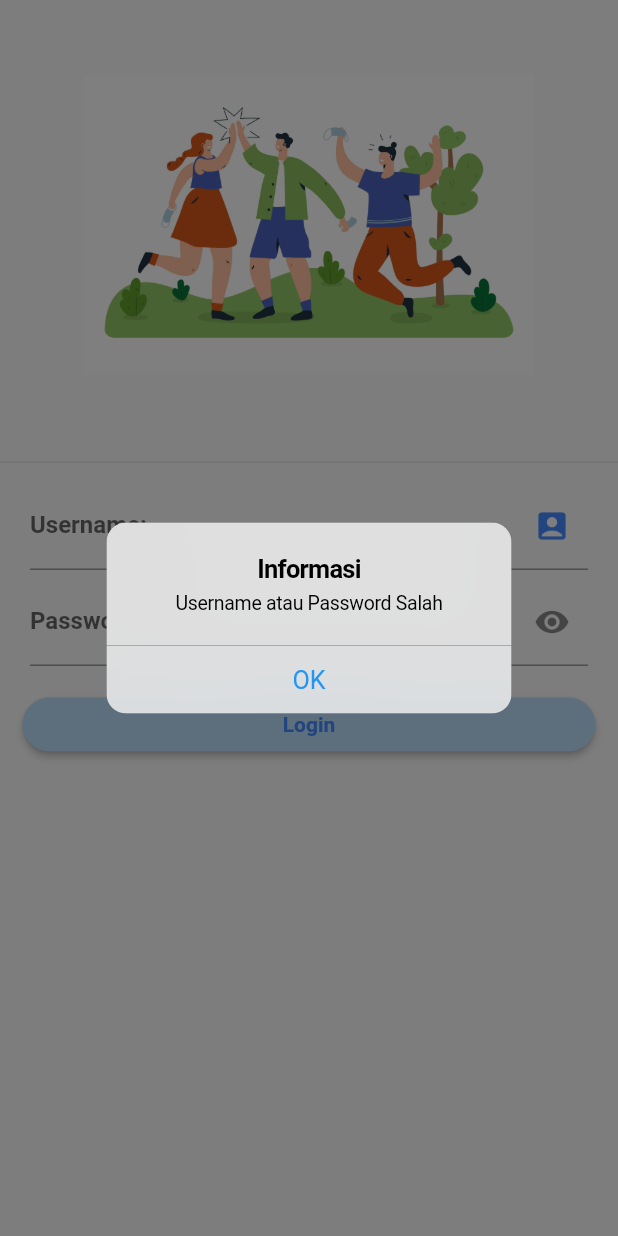
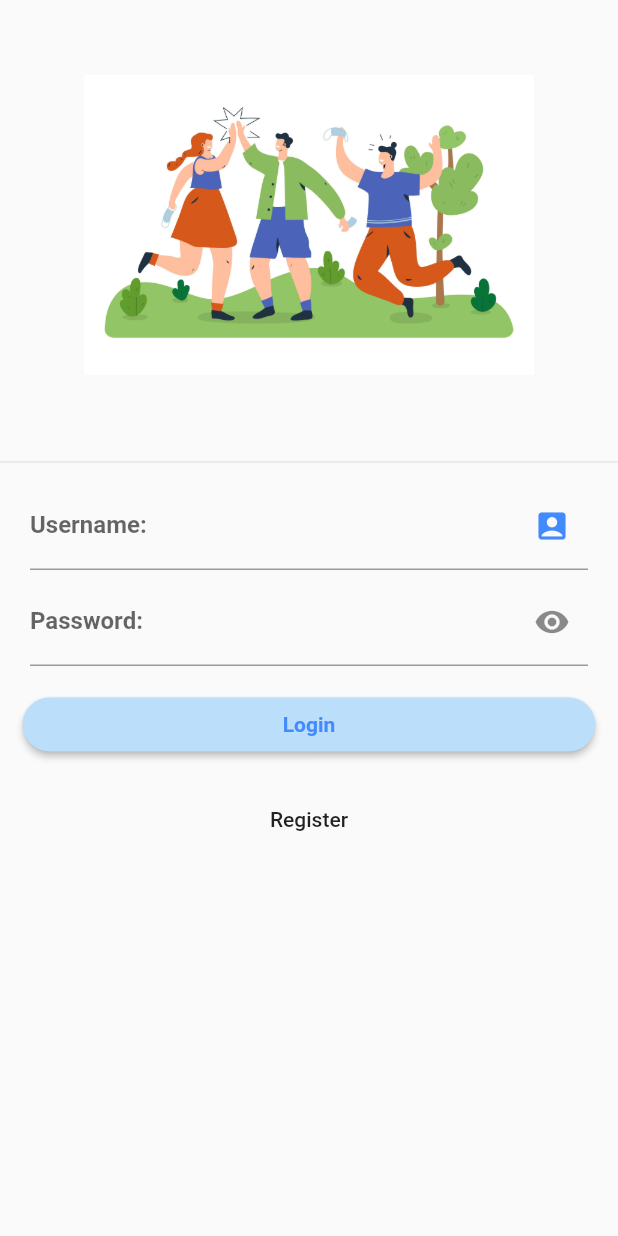
Before and after one commit to Trisnayudha/Breaking_News_Mobile, a Flutter app: the screen it shows after launch, after a tap on "Login", on a phone screen of 412 x 824 dp. Run offline on Flutter 3.47's test engine with Material 2 defaults, Android fonts, the phone set to English and light mode, and no system bars; our stand-ins replace curved_navigation_bar, firebase_auth, google_fonts; accounts and stored records are empty.

Commit message:
Crud Pertama, Pembuatan Authenticate

```diff
--- /dev/null
+++ b/lib/authenticate/authenticate.dart
@@ -0,0 +1,24 @@
+import 'package:flutter/material.dart';
+import 'package:project_uas/authenticate/register.dart';
+
+import 'package:project_uas/authenticate/sign_in.dart';
+
+class Authenticate extends StatefulWidget {
+  @override
+  _AuthenticateState createState() => _AuthenticateState();
+}
+
+class _AuthenticateState extends State<Authenticate> {
+  bool showSignIn = true;
+  void toggleView(){
+    setState(()=> showSignIn = !showSignIn);
+  }
+  @override
+  Widget build(BuildContext context) {
+    if(showSignIn){
+      return SignIn(toggleView: toggleView);
+    }else{
+      return Register(toggleView: toggleView);
+    }
+  }
+}
--- a/lib/login.dart
+++ b/lib/authenticate/register.dart
@@ -1,21 +1,22 @@
-import 'package:flutter/cupertino.dart';
 import 'package:flutter/material.dart';
+import 'package:project_uas/service/auth.dart';
 
-import 'dashboard.dart';
+class Register extends StatefulWidget {
 
-class FormLogin extends StatefulWidget {
+  final Function toggleView;
+  Register({this.toggleView});
   @override
-  _FormLoginState createState() => _FormLoginState();
+  _RegisterState createState() => _RegisterState();
 }
 
-class _FormLoginState extends State<FormLogin> {
+class _RegisterState extends State<Register> {
   bool _securText = true;
-  TextEditingController userController = new TextEditingController();
-  TextEditingController passController = new TextEditingController();
   final GlobalKey<FormState> _formKey = GlobalKey<FormState>();
   final globalKey = GlobalKey<ScaffoldState>();
+  final AuthService _auth = AuthService();
+  String username = '';
+  String password = '';
 
-  String user = '';
   @override
   Widget build(BuildContext context) {
     return Scaffold(
@@ -33,7 +34,6 @@ class _FormLoginState extends State<FormLogin> {
                   Padding(
                     padding: const EdgeInsets.fromLTRB(20, 5, 20, 0),
                     child: TextFormField(
-                      controller: userController,
                       decoration: InputDecoration(
                         hintText: "Username",
                         suffixIcon: Icon(
@@ -51,22 +51,14 @@ class _FormLoginState extends State<FormLogin> {
                           fontWeight: FontWeight.bold,
                         ),
                       ),
-                      validator: (String value) {
-                        if (value.isEmpty) {
-                          return "Email diperlukan";
-                        } else {
-                          return null;
-                        }
-                      },
-                      onChanged: (String value) {
-                        user = value;
+                      onChanged: (val) {
+                        setState(() => username = val);
                       },
                     ),
                   ),
                   Padding(
                     padding: const EdgeInsets.fromLTRB(20, 5, 20, 0),
                     child: TextFormField(
-                      controller: passController,
                       decoration: InputDecoration(
                         hintText: "Password",
                         suffixIcon: IconButton(
@@ -90,23 +82,17 @@ class _FormLoginState extends State<FormLogin> {
                         ),
                       ),
                       obscureText: _securText,
+                      onChanged: (val) {
+                        setState(() => password = val);
+                      },
                     ),
                   ),
                   Padding(
                     padding: const EdgeInsets.all(15.0),
                     child: RaisedButton(
-                      onPressed: () {
-                        if (userController.text == 'trisnayudha' &&
-                            passController.text == 'yudha ganteng') {
-                          Navigator.pushReplacement(
-                            context,
-                            MaterialPageRoute(
-                              builder: (context) => Dashboard(),
-                            ),
-                          );
-                        } else {
-                          showAlertDialogCupertino('Input!!!');
-                        }
+                      onPressed: () async {
+                        print(username);
+                        print(password);
                       },
                       color: Colors.blue[100],
                       shape: RoundedRectangleBorder(
@@ -121,7 +107,7 @@ class _FormLoginState extends State<FormLogin> {
                           ),
                           alignment: Alignment.center,
                           child: const Text(
-                            'Login',
+                            'Register',
                             textAlign: TextAlign.center,
                             style: TextStyle(
                               color: Colors.blueAccent,
@@ -131,32 +117,13 @@ class _FormLoginState extends State<FormLogin> {
                         ),
                       ),
                     ),
-                  )
+                  ),
+                   FlatButton(child: Text("Login"),
+                  onPressed: () {
+                    widget.toggleView();
+                  },),
                 ],
               ),
             )));
   }
-
-  showAlertDialogCupertino(text) {
-    showDialog(
-      context: context,
-      builder: (context) {
-        return CupertinoAlertDialog(
-          title: Text('Informasi'),
-          content: Text('Username atau Password Salah'),
-          actions: [
-            CupertinoDialogAction(
-              child: Text('OK'),
-              onPressed: () {
-                Navigator.pop(context);
-                print('Clicked No!');
-              },
-            ),
-          ],
-        );
-      },
-      barrierColor: Colors.black.withOpacity(0.5),
-      barrierDismissible: false,
-    );
-  }
 }
--- /dev/null
+++ b/lib/authenticate/sign_in.dart
@@ -0,0 +1,155 @@
+import 'package:flutter/cupertino.dart';
+import 'package:flutter/material.dart';
+import 'package:project_uas/service/auth.dart';
+
+class SignIn extends StatefulWidget {
+  final Function toggleView;
+  SignIn({this.toggleView});
+  @override
+  _SignInState createState() => _SignInState();
+}
+
+class _SignInState extends State<SignIn> {
+  bool _securText = true;
+
+  final GlobalKey<FormState> _formKey = GlobalKey<FormState>();
+  final globalKey = GlobalKey<ScaffoldState>();
+  final AuthService _auth = AuthService();
+
+  String username = '';
+  String password = '';
+
+  String user = '';
+  @override
+  Widget build(BuildContext context) {
+    return Scaffold(
+        body: Container(
+            key: _formKey,
+            child: SingleChildScrollView(
+              child: Column(
+                children: <Widget>[
+                  Image.asset(
+                    "img/logo.jpg",
+                    width: 300.0,
+                    height: 300.0,
+                  ),
+                  Divider(),
+                  Padding(
+                    padding: const EdgeInsets.fromLTRB(20, 5, 20, 0),
+                    child: TextFormField(
+                      decoration: InputDecoration(
+                        hintText: "Username",
+                        suffixIcon: Icon(
+                          Icons.account_box,
+                          color: Colors.blueAccent,
+                        ),
+                        focusedBorder: UnderlineInputBorder(
+                          //DENGAN BORDER BERWARNA PINK
+                          borderSide: BorderSide(
+                            color: Colors.blueAccent,
+                          ),
+                        ),
+                        labelText: "Username: ",
+                        labelStyle: TextStyle(
+                          fontWeight: FontWeight.bold,
+                        ),
+                      ),
+                      onChanged: (val) {
+                        setState(() => username = val);
+                      },
+                    ),
+                  ),
+                  Padding(
+                    padding: const EdgeInsets.fromLTRB(20, 5, 20, 0),
+                    child: TextFormField(
+                      decoration: InputDecoration(
+                        hintText: "Password",
+                        suffixIcon: IconButton(
+                          icon: Icon(_securText
+                              ? Icons.remove_red_eye
+                              : Icons.security),
+                          onPressed: () {
+                            setState(() {
+                              _securText = !_securText;
+                            });
+                          },
+                        ),
+                        focusedBorder: UnderlineInputBorder(
+                          borderSide: BorderSide(
+                            color: Colors.blueAccent,
+                          ),
+                        ),
+                        labelText: "Password: ",
+                        labelStyle: TextStyle(
+                          fontWeight: FontWeight.bold,
+                        ),
+                      ),
+                      obscureText: _securText,
+                      onChanged: (val) {
+                        setState(() => password = val);
+                      },
+                    ),
+                  ),
+                  Padding(
+                    padding: const EdgeInsets.all(15.0),
+                    child: RaisedButton(
+                      onPressed: () async {
+                        print(username);
+                        print(password);
+                      },
+                      color: Colors.blue[100],
+                      shape: RoundedRectangleBorder(
+                        borderRadius: BorderRadius.circular(80.0),
+                      ),
+                      padding: const EdgeInsets.all(0.0),
+                      child: Ink(
+                        child: Container(
+                          constraints: const BoxConstraints(
+                            minWidth: 36.0,
+                            minHeight: 36.0,
+                          ),
+                          alignment: Alignment.center,
+                          child: const Text(
+                            'Login',
+                            textAlign: TextAlign.center,
+                            style: TextStyle(
+                              color: Colors.blueAccent,
+                              fontWeight: FontWeight.bold,
+                            ),
+                          ),
+                        ),
+                      ),
+                    ),
+                  ),
+                  FlatButton(child: Text("Register"),
+                  onPressed: () {
+                    widget.toggleView();
+                  },),
+                ],
+              ),
+            )));
+  }
+
+  showAlertDialogCupertino(text) {
+    showDialog(
+      context: context,
+      builder: (context) {
+        return CupertinoAlertDialog(
+          title: Text('Informasi'),
+          content: Text('Username atau Password Salah'),
+          actions: [
+            CupertinoDialogAction(
+              child: Text('OK'),
+              onPressed: () {
+                Navigator.pop(context);
+                print('Clicked No!');
+              },
+            ),
+          ],
+        );
+      },
+      barrierColor: Colors.black.withOpacity(0.5),
+      barrierDismissible: false,
+    );
+  }
+}
--- /dev/null
+++ b/lib/home/wrapper.dart
@@ -0,0 +1,21 @@
+import 'package:flutter/material.dart';
+import 'package:project_uas/authenticate/authenticate.dart';
+import 'package:provider/provider.dart';
+import 'package:project_uas/models/user.dart';
+
+import 'home.dart';
+
+
+class Wrapper extends StatelessWidget {
+  @override
+  Widget build(BuildContext context) {
+    final user = Provider.of<User>(context);
+
+    //return either home or authenticate widget
+    if (user == null){
+      return Authenticate();
+    }else{
+      return Home();
+    }
+  }
+}
--- a/lib/main.dart
+++ b/lib/main.dart
@@ -1,12 +1,19 @@
 import 'package:flutter/material.dart';
+import 'package:project_uas/service/auth.dart';
+import 'package:provider/provider.dart';
+import 'package:project_uas/models/user.dart';
+import 'home/wrapper.dart';
 
-import 'package:project_uas/splashScreen.dart';
+void main() => runApp(MyApp());
 
-
-
-void main() {
-  runApp(MaterialApp(
-      debugShowCheckedModeBanner: false,
-      title: 'Splash Screen',
-      home: SplashScreen()));
+class MyApp extends StatelessWidget {
+  @override
+  Widget build(BuildContext context) {
+    return StreamProvider<User>.value(
+      value: AuthService().user,
+      child: MaterialApp(
+        home: Wrapper(),
+      ),
+    );
+  }
 }
--- /dev/null
+++ b/lib/models/user.dart
@@ -0,0 +1,5 @@
+class User {
+  final String uid;
+
+  User({this.uid});
+}
--- /dev/null
+++ b/lib/service/auth.dart
@@ -0,0 +1,44 @@
+import 'package:firebase_auth/firebase_auth.dart';
+import 'package:project_uas/models/user.dart';
+
+class AuthService {
+  final FirebaseAuth _auth = FirebaseAuth.instance;
+
+  // Create user obj based on FirebaseUser
+
+  User _userFromFirebaseUser(FirebaseUser user) {
+    return user != null ? User(uid: user.uid) : null;
+  }
+
+  //auth change user stream
+  Stream<User> get user {
+    return _auth.onAuthStateChanged.map(_userFromFirebaseUser);
+  }
+
+  // Sign in Anom
+  Future signInAnom() async {
+    try {
+      AuthResult result = await _auth.signInAnonymously();
+      FirebaseUser user = result.user;
+      return _userFromFirebaseUser(user);
+    } catch (e) {
+      print(e.toString());
+      return null;
+    }
+  }
+
+  // Sign in Username & Password
+
+  // Register Username & Password
+
+  //Sign out
+
+  Future signOut() async {
+    try {
+      return await _auth.signOut();
+    } catch (e) {
+      print(e.toString());
+      return null;
+    }
+  }
+}
--- a/lib/splashScreen.dart
+++ b/lib/splashScreen.dart
@@ -1,7 +1,8 @@
 import 'dart:async';
 import 'package:flutter/material.dart';
 import 'package:google_fonts/google_fonts.dart';
-import 'login.dart';
+
+import 'home/wrapper.dart';
 
 class SplashScreen extends StatefulWidget {
   @override
@@ -20,7 +21,7 @@ class _SplashScreenState extends State<SplashScreen> {
     return Timer(duration, () {
       Navigator.of(context).pushReplacement(
         MaterialPageRoute(builder: (_) {
-          return FormLogin();
+          return Wrapper();
         }),
       );
     });
--- a/pubspec.yaml
+++ b/pubspec.yaml
@@ -32,6 +32,9 @@ dependencies:
   dynamic_theme: ^1.0.1
   curved_navigation_bar: ^0.3.4
   email_validator: ^1.0.4
+  firebase_auth: ^0.14.0+5
+  cloud_firestore: ^0.12.9+4
+  provider: ^3.1.0
 
 
 dev_dependencies:
```
Also changed, not shown: lib/home/home.dart (renamed from lib/dashboard.dart, +17 -6 lines), pubspec.lock, 1 other file.
